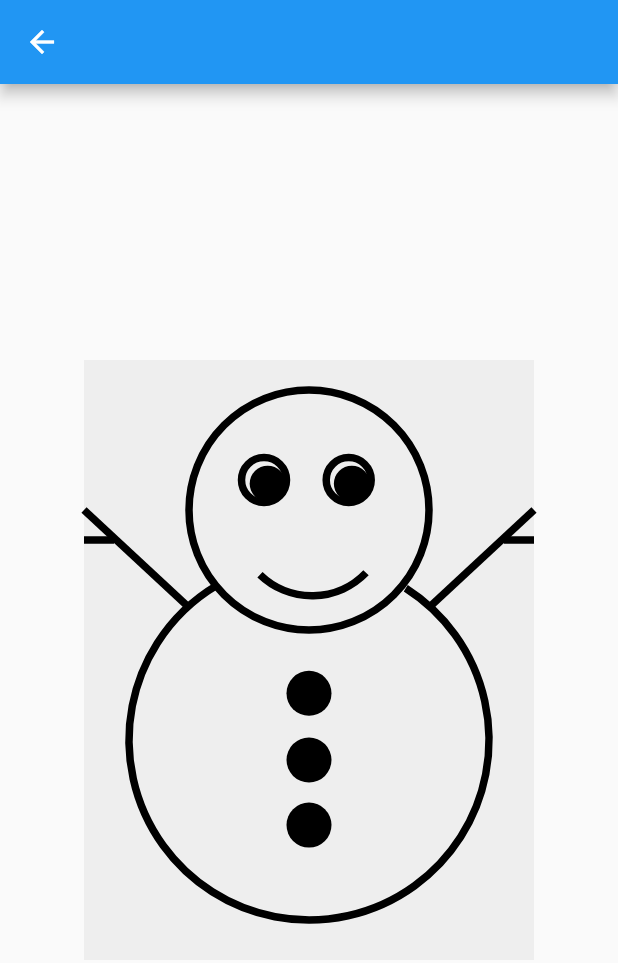
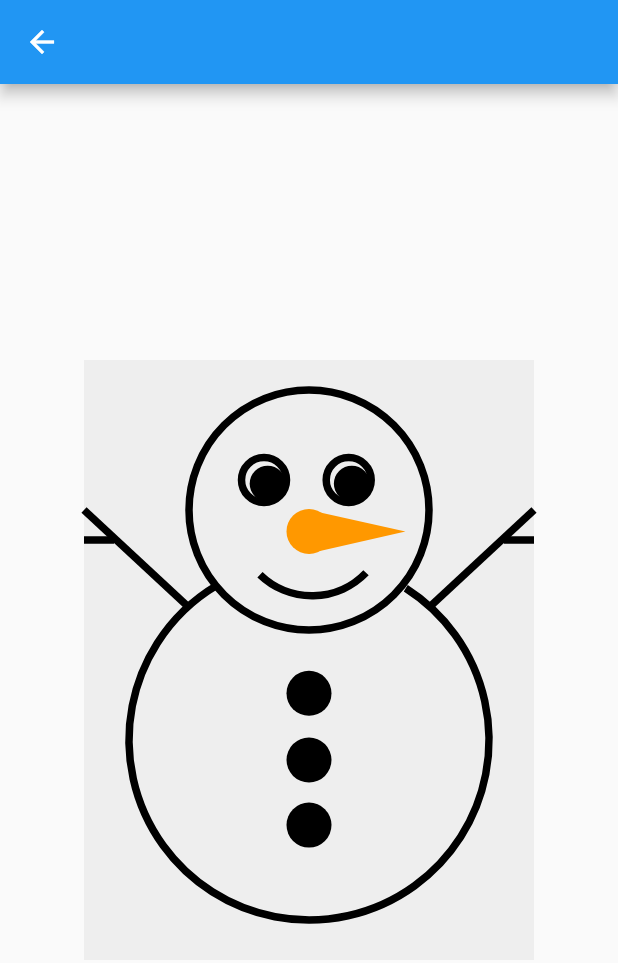
Before and after one commit to ShohjahonMurodov/default_homework_project, a Flutter app: the screen it shows after launch, after a tap on "SnowBall painter", on a phone screen of 412 x 824 dp. Shown: the top 963 px of the screen. Run offline on Flutter 3.47's test engine with Material 3 defaults, Android fonts, the phone set to English and light mode, and no system bars; our stand-ins replace flutter_screenutil, shared_preferences.

Commit message:
Hammasi tugadi :)

```diff
--- a/lib/screens/smile_screen.dart
+++ b/lib/screens/smile_screen.dart
@@ -168,7 +168,7 @@ class _SmileScreenState extends State<SmileScreen> {
                     ),
                     child: CustomPaint(
                       size: const Size(60, 60),
-                      painter: TooBadPainter(sweepAngle: 3 * pi / 3),
+                      painter: TooBadPainter(sweepAngle: pi),
                     ),
                   ),
                   const Positioned(
--- a/lib/screens/snowball_screen.dart
+++ b/lib/screens/snowball_screen.dart
@@ -119,6 +119,20 @@ class SnowBallPainter extends CustomPainter {
       points,
       paint,
     );
+
+    canvas.drawCircle(Offset(size.width / 2, size.height / 3.5), 15,
+        Paint()..color = Colors.orange);
+
+    Paint nosePaint = Paint();
+    nosePaint.color = Colors.orange;
+    nosePaint.style = PaintingStyle.fill;
+
+    final Path path = Path()
+      ..moveTo(size.width / 2, size.height / 3.1)
+      ..lineTo(size.width / 2, size.height / 4.0)
+      ..lineTo(size.width / 1.4, size.height / 3.5);
+
+    canvas.drawPath(path, nosePaint);
   }
 
   @override
```
Also changed, not shown: lib/screens/flag_screen.dart (+11 -1 lines).
